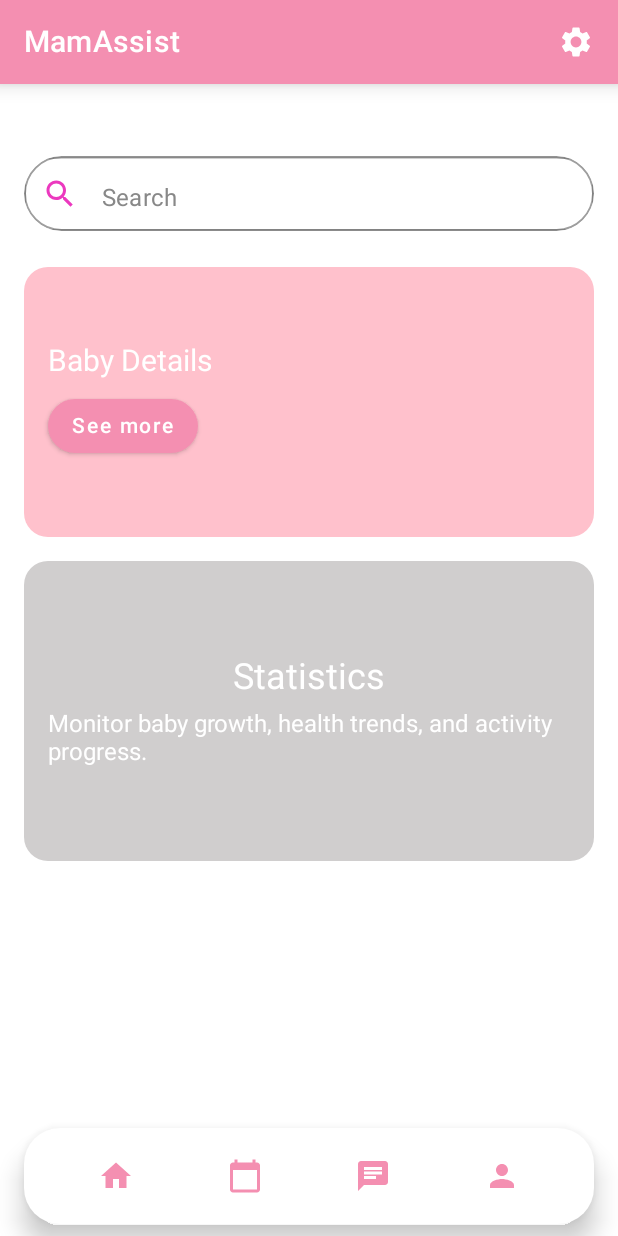
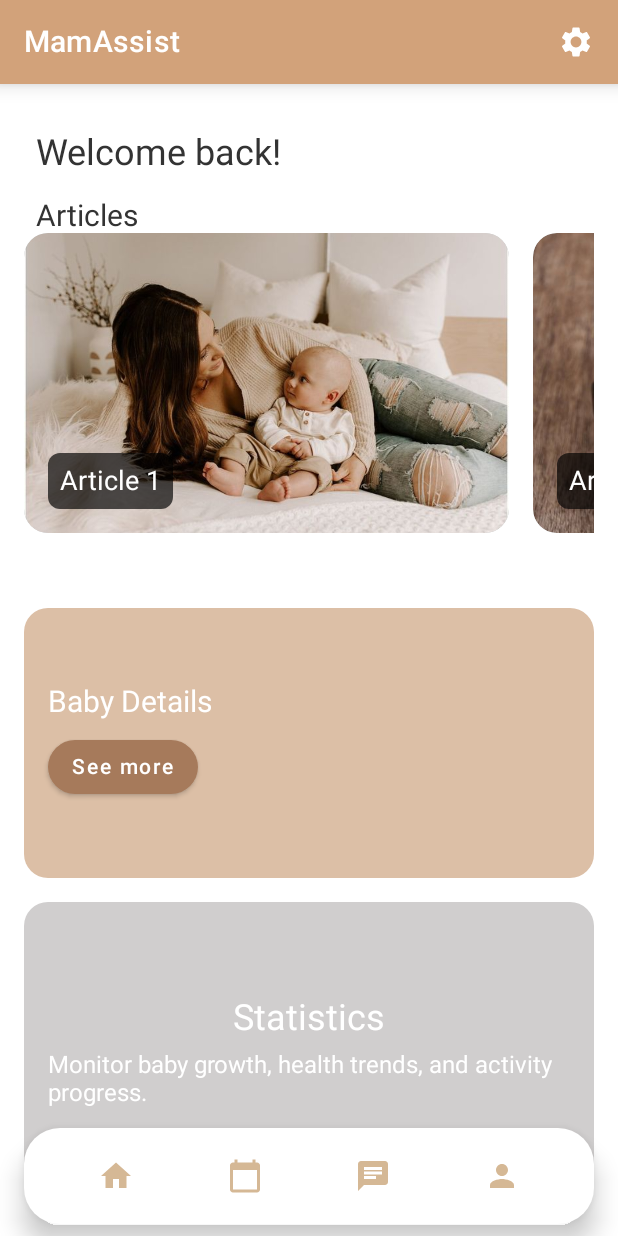
Before and after one commit to espritcarecrew/android, an Android app built with Jetpack Compose: the HomeScreen screen opened through its navigation route, on a phone screen of 412 x 824 dp. Run offline under Robolectric (Android 15) with nearby library versions, the phone set to English and light mode, and no system bars.

Commit message:
updateHome

```diff
--- a/app/src/main/java/tn/esprit/mamassist/BottomNavigation/Home.kt
+++ b/app/src/main/java/tn/esprit/mamassist/BottomNavigation/Home.kt
@@ -1,23 +1,28 @@
 package tn.esprit.mamassist.screens
 
+import androidx.compose.foundation.Image
 import androidx.compose.foundation.background
+import androidx.compose.foundation.clickable
 import androidx.compose.foundation.layout.*
+import androidx.compose.foundation.lazy.LazyRow
+import androidx.compose.foundation.rememberScrollState
 import androidx.compose.foundation.shape.RoundedCornerShape
+import androidx.compose.foundation.verticalScroll
 import androidx.compose.material.*
 import androidx.compose.material.icons.Icons
 import androidx.compose.material.icons.filled.*
 import androidx.compose.runtime.Composable
-import androidx.compose.runtime.mutableStateOf
-import androidx.compose.runtime.remember
 import androidx.compose.ui.Alignment
 import androidx.compose.ui.Modifier
 import androidx.compose.ui.draw.clip
 import androidx.compose.ui.draw.shadow
 import androidx.compose.ui.graphics.Color
-import androidx.compose.ui.text.input.TextFieldValue
+import androidx.compose.ui.layout.ContentScale
+import androidx.compose.ui.res.painterResource
 import androidx.compose.ui.unit.dp
 import androidx.compose.ui.unit.sp
 import androidx.navigation.NavController
+import tn.esprit.mamassist.R
 
 @Composable
 fun HomeScreen(navController: NavController) {
@@ -40,7 +45,7 @@ fun HomeScreen(navController: NavController) {
                         Icon(Icons.Default.Settings, contentDescription = "Settings", tint = Color.White)
                     }
                 },
-                backgroundColor = Color(0xFFF48FB1),
+                backgroundColor = Color(0xFFD2A27A),
                 elevation = 8.dp
             )
         },
@@ -61,16 +66,16 @@ fun HomeScreen(navController: NavController) {
                     verticalAlignment = Alignment.CenterVertically
                 ) {
                     IconButton(onClick = { navController.navigate("home") }) {
-                        Icon(Icons.Default.Home, contentDescription = "Home", tint = Color(0xFFF48FB1))
+                        Icon(Icons.Default.Home, contentDescription = "Home", tint = Color(0xFFD5B895))
                     }
                     IconButton(onClick = { navController.navigate("calendar") }) {
-                        Icon(Icons.Default.CalendarToday, contentDescription = "Calendar", tint = Color(0xFFF48FB1))
+                        Icon(Icons.Default.CalendarToday, contentDescription = "Calendar", tint = Color(0xFFD5B895))
                     }
                     IconButton(onClick = { /* Navigate to AI Chat screen */ }) {
-                        Icon(Icons.Default.Chat, contentDescription = "AI Chat", tint = Color(0xFFF48FB1))
+                        Icon(Icons.Default.Chat, contentDescription = "AI Chat", tint = Color(0xFFD5B895))
                     }
                     IconButton(onClick = { navController.navigate("profile") }) {
-                        Icon(Icons.Default.Person, contentDescription = "Profile", tint = Color(0xFFF48FB1))
+                        Icon(Icons.Default.Person, contentDescription = "Profile", tint = Color(0xFFD5B895))
                     }
                 }
             }
@@ -78,16 +83,39 @@ fun HomeScreen(navController: NavController) {
         content = { paddingValues ->
             Column(
                 modifier = Modifier
+                    .verticalScroll(rememberScrollState())
                     .fillMaxSize()
                     .padding(paddingValues)
                     .padding(16.dp),
                 horizontalAlignment = Alignment.Start,
                 verticalArrangement = Arrangement.Top
             ) {
-                Spacer(modifier = Modifier.height(24.dp))
-                StyledSearchBar()
                 Spacer(modifier = Modifier.height(16.dp))
+
+                // Welcome Text
+                Text(
+                    text = "Welcome back!",
+                    fontSize = 24.sp,
+                    color = Color(0xFF333333),
+                    modifier = Modifier.padding(start = 8.dp)
+                )
+
+                Spacer(modifier = Modifier.height(16.dp))
+
+                // Title for the Article Cards
+                Text(
+                    text = "Articles",
+                    fontSize = 20.sp,
+                    color = Color(0xFF333333),
+                    modifier = Modifier.padding(start = 8.dp)
+                )
+
+                HorizontalArticleCards(navController = navController)
+
+
+                Spacer(modifier = Modifier.height(50.dp)) // Added more space before FeaturedSection
                 FeaturedSection()
+
                 Spacer(modifier = Modifier.height(16.dp))
                 StatisticsCard()
             }
@@ -97,29 +125,68 @@ fun HomeScreen(navController: NavController) {
 
 
 @Composable
-fun StyledSearchBar() {
-    var searchText = remember { mutableStateOf(TextFieldValue("")) }
-    OutlinedTextField(
-        value = searchText.value,
-        onValueChange = { newValue ->
-            searchText.value = newValue
-        },
-        modifier = Modifier
-            .fillMaxWidth()
-            .padding(vertical = 8.dp)
-            .height(50.dp)
-            .clip(RoundedCornerShape(30.dp))
-            .background(Color.White)
-            .shadow(1.dp, RoundedCornerShape(1.dp)),
-        leadingIcon = {
-            Icon(Icons.Filled.Search, contentDescription = "Search", tint = Color(0xE1E91EB6))
-        },
-        placeholder = { Text("Search", color = Color.Gray) },
-        textStyle = MaterialTheme.typography.body1.copy(color = Color.Black),
-        singleLine = true,
-        shape = RoundedCornerShape(30.dp)
+fun HorizontalArticleCards(navController: NavController) {
+    // List of drawable resources for the article images
+    val images = listOf(
+        R.drawable.article1, // Replace these with your actual drawable names
+        R.drawable.article2,
+        R.drawable.article3,
+        R.drawable.article4,
+        R.drawable.article5,
+        R.drawable.article6,
+        R.drawable.article7
     )
+
+    LazyRow(
+        modifier = Modifier.fillMaxWidth(),
+        horizontalArrangement = Arrangement.spacedBy(16.dp)
+    ) {
+        items(images.size) { index ->
+            Box(
+                modifier = Modifier
+                    .fillParentMaxWidth(0.85f) // Make each card ~85% of the screen width
+                    .height(200.dp)
+                    .clip(RoundedCornerShape(16.dp)) // Rounded corners
+                    .background(Color.LightGray) // Placeholder color for when the image loads
+                    .clickable {
+                        // Navigate to the article detail screen with the index
+                        navController.navigate("articleDetail/$index")
+                    }
+            ) {
+                // Image as the background
+                Image(
+                    painter = painterResource(id = images[index]),
+                    contentDescription = "Article ${index + 1} Background",
+                    modifier = Modifier
+                        .fillMaxSize()
+                        .clip(RoundedCornerShape(16.dp)), // Clip image to match card shape
+                    contentScale = ContentScale.Crop // Crop the image to fill the box
+                )
+
+                // Overlay content (Text, etc.)
+                Box(
+                    modifier = Modifier
+                        .fillMaxSize()
+                        .padding(16.dp),
+                    contentAlignment = Alignment.BottomStart // Align content to the bottom-left
+                ) {
+                    Text(
+                        text = "Article ${index + 1}",
+                        color = Color.White,
+                        fontSize = 18.sp,
+                        modifier = Modifier
+                            .background(
+                                Color(0xAA000000), // Semi-transparent black background for better readability
+                                RoundedCornerShape(8.dp)
+                            )
+                            .padding(8.dp)
+                    )
+                }
+            }
+        }
+    }
 }
+
 
 @Composable
 fun FeaturedSection() {
@@ -127,7 +194,7 @@ fun FeaturedSection() {
         modifier = Modifier
             .fillMaxWidth()
             .height(180.dp)
-            .background(Color(0xFFFFC1CC), RoundedCornerShape(16.dp))
+            .background(Color(0xFFdcbfa6), RoundedCornerShape(16.dp))
     ) {
         Row(
             modifier = Modifier
@@ -145,7 +212,7 @@ fun FeaturedSection() {
                 Spacer(modifier = Modifier.height(8.dp))
                 Button(
                     onClick = { /* Action for Baby Details */ },
-                    colors = ButtonDefaults.buttonColors(backgroundColor = Color(0xFFF48FB1)),
+                    colors = ButtonDefaults.buttonColors(backgroundColor = Color(0xFFA67A5B)),
                     shape = RoundedCornerShape(50)
                 ) {
                     Text(text = "See more", color = Color.White)
--- a/app/src/main/java/tn/esprit/mamassist/MainActivity.kt
+++ b/app/src/main/java/tn/esprit/mamassist/MainActivity.kt
@@ -16,6 +16,7 @@ import tn.esprit.mamassist.screens.ProfileScreen
 import tn.esprit.mamassist.ui.theme.MamAssistTheme
 import tn.esprit.mamassist.data.network.ApiClient
 import tn.esprit.mamassist.data.repository.UserRepository
+import tn.esprit.mamassist.screens.ArticleDetailScreen
 
 class MainActivity : ComponentActivity() {
     override fun onCreate(savedInstanceState: Bundle?) {
@@ -54,6 +55,11 @@ fun MainApp() {
            // val userType = backStackEntry.arguments?.getString("userType") ?: "default"
             HomeScreen(navController = navController) // Pass the userType to HomeScreen
         }
+
+        composable("articleDetail/{articleIndex}") { backStackEntry ->
+            val articleIndex = backStackEntry.arguments?.getString("articleIndex")?.toInt() ?: 0
+            ArticleDetailScreen(navController = navController, articleIndex = articleIndex)
+        }
         composable("profile") {
             ProfileScreen(navController = navController) // Add the profile screen route
         }
```
Also changed, not shown: app/src/main/java/tn/esprit/mamassist/ArticleDetailScreen.kt (added, +190 -0 lines), app/src/main/res/drawable/article1.jpg (added), app/src/main/res/drawable/article2.jpg (added), app/src/main/res/drawable/article3.jpg (added), app/src/main/res/drawable/article4.jpg (added), app/src/main/res/drawable/article5.jpg (added), app/src/main/res/drawable/article6.jpg (added), app/src/main/res/drawable/article7.jpg (added), app/src/main/res/ù/article4.jpg (added).
